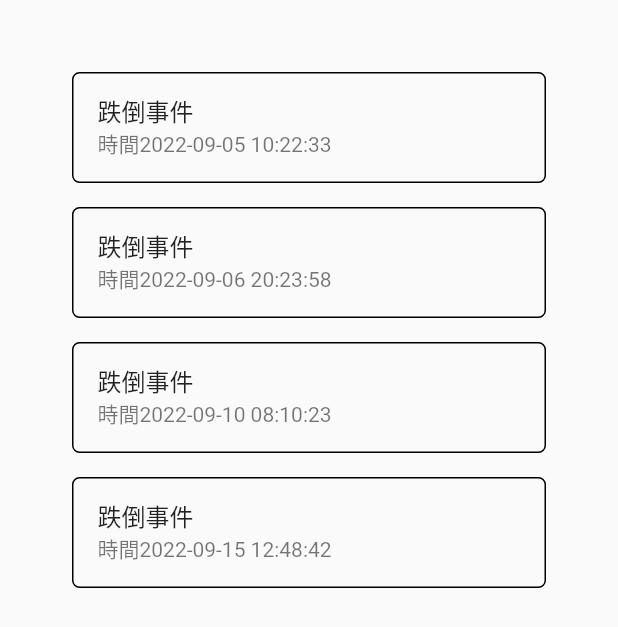
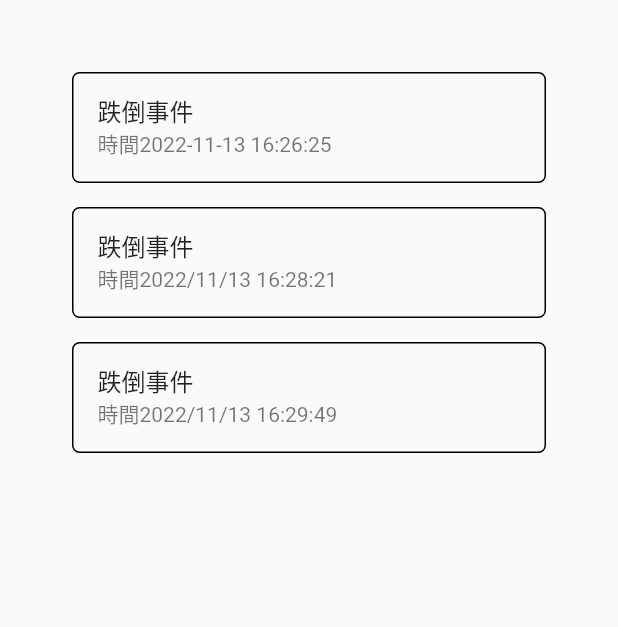
Before and after one commit to sappire11/family_alert, a Flutter app: the Fall screen opened directly, on a phone screen of 412 x 824 dp. Shown: the top 627 px of the screen. Run offline on Flutter 3.47's test engine with Material 2 defaults, Android fonts, the phone set to English and light mode, and no system bars; our stand-ins replace chewie, dio, flutter_local_notifications, fluttertoast, sqflite, timezone and 2 more; missing offline and left inert: flutter_vlc_player; accounts and stored records are empty.

Commit message:
跌倒紀錄最新版

```diff
--- a/lib/fall_record.dart
+++ b/lib/fall_record.dart
@@ -44,7 +44,7 @@ class _FallState extends State<Fall> {
                 ),
                 // leading: Icon(Icons.group_add_outlined),
                 title: Text('跌倒事件'),
-                subtitle: Text("時間"+"2022-09-05 10:22:33"),
+                subtitle: Text("時間"+"2022-11-13 16:26:25"),
 
                 onTap: () {
                   // Update the state of the app
@@ -52,7 +52,7 @@ class _FallState extends State<Fall> {
                   // Then close the drawer
                   Navigator.of(context).push(MaterialPageRoute(
                       builder: (context) =>
-                          WebViewExample(url: "http://163.17.136.146:10007/stream/filename/?filename=20220905_102233")));
+                          WebViewExample(url: "http://163.17.136.146:10007/stream/filename/?filename=20221113_162625")));
                 },
               ),
             ),
@@ -65,7 +65,7 @@ class _FallState extends State<Fall> {
                 ),
                 // leading: Icon(Icons.group_add_outlined),
                 title: Text('跌倒事件'),
-                subtitle: Text("時間"+"2022-09-06 20:23:58"),
+                subtitle: Text("時間"+"2022/11/13 16:28:21"),
 
                 onTap: () {
                   // Update the state of the app
@@ -73,7 +73,7 @@ class _FallState extends State<Fall> {
                   // Then close the drawer
                   Navigator.of(context).push(MaterialPageRoute(
                       builder: (context) =>
-                          WebViewExample(url: "http://163.17.136.146:10007/stream/filename/?filename=20220906_202358")));
+                          WebViewExample(url: "http://163.17.136.146:10007/stream/filename/?filename=20221113_162821")));
                 },
               ),
             ),
@@ -86,7 +86,7 @@ class _FallState extends State<Fall> {
                 ),
                 // leading: Icon(Icons.group_add_outlined),
                 title: Text('跌倒事件'),
-                subtitle: Text("時間"+"2022-09-10 08:10:23"),
+                subtitle: Text("時間"+"2022/11/13 16:29:49"),
 
                 onTap: () {
                   // Update the state of the app
@@ -94,31 +94,11 @@ class _FallState extends State<Fall> {
                   // Then close the drawer
                   Navigator.of(context).push(MaterialPageRoute(
                       builder: (context) =>
-                          WebViewExample(url: "http://163.17.136.146:10007/stream/filename/?filename=20220910_081023")));
+                          WebViewExample(url: "http://163.17.136.146:10007/stream/filename/?filename=20221113_162949")));
                 },
               ),
             ),
-            Padding(
-              padding: const EdgeInsets.all(8.0),
-              child: ListTile(
-                shape: RoundedRectangleBorder(
-                  side: BorderSide(color: Colors.black, width: 1),
-                  borderRadius: BorderRadius.circular(5),
-                ),
-                // leading: Icon(Icons.group_add_outlined),
-                title: Text('跌倒事件'),
-                subtitle: Text("時間"+"2022-09-15 12:48:42"),
 
-                onTap: () {
-                  // Update the state of the app
-                  // ...
-                  // Then close the drawer
-                  Navigator.of(context).push(MaterialPageRoute(
-                      builder: (context) =>
-                          WebViewExample(url: "http://163.17.136.146:10007/stream/filename/?filename=20220915_124842")));
-                },
-              ),
-            ),
           ],
         ),
       ),
```
